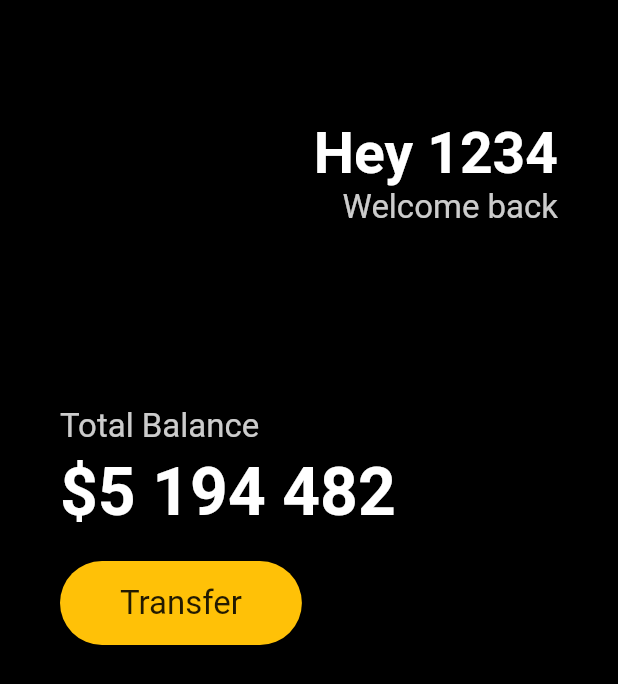
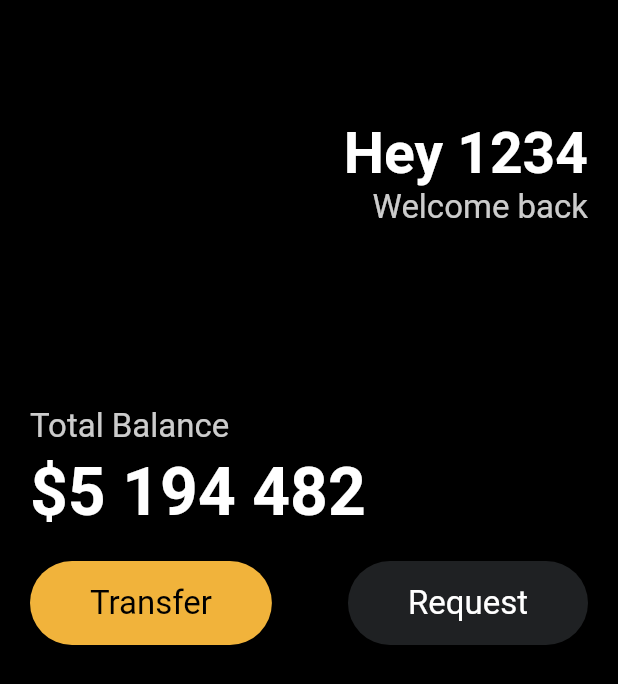
Before and after one commit to KorAidenChoi/Flutter_Project_-1, a Flutter app: the screen it shows after launch, on a phone screen of 412 x 824 dp. Shown: the top 684 px of the screen. Run offline on Flutter 3.47's test engine with Material 2 defaults, Android fonts, the phone set to English and light mode, and no system bars.

Commit message:
reusable widgets

```diff
--- a/lib/main.dart
+++ b/lib/main.dart
@@ -1,17 +1,20 @@
 import 'package:flutter/material.dart';
+import 'widgets/button.dart';
 
 void main() {
-  runApp(App());
+  runApp(const App());
 }
 
 class App extends StatelessWidget {
+  const App({super.key});
+
   @override
   Widget build(BuildContext context) {
     return MaterialApp(
         home: Scaffold(
       backgroundColor: Colors.black,
       body: Padding(
-          padding: const EdgeInsets.symmetric(horizontal: 40),
+          padding: const EdgeInsets.symmetric(horizontal: 20),
           child: Column(
             crossAxisAlignment: CrossAxisAlignment.start,
             children: [
@@ -67,22 +70,18 @@
                 height: 20,
               ),
               Row(
-                children: [
-                  Container(
-                    decoration: BoxDecoration(
-                        color: Colors.amber,
-                        borderRadius: BorderRadius.circular(45)),
-                    child: const Padding(
-                      padding:
-                          EdgeInsets.symmetric(vertical: 15, horizontal: 40),
-                      child: Text(
-                        "Transfer",
-                        style: TextStyle(
-                          fontSize: 22,
-                        ),
-                      ),
-                    ),
+                mainAxisAlignment: MainAxisAlignment.spaceBetween,
+                children: const [
+                  Button(
+                    text: "Transfer",
+                    bgColor: Color(0xFFF1B33B),
+                    textColor: Colors.black,
                   ),
+                  Button(
+                    text: "Request",
+                    bgColor: Color(0xFF1F2123),
+                    textColor: Colors.white,
+                  )
                 ],
               ),
             ],
@@ -90,41 +89,3 @@
     ));
   }
 }
-  // @override
-  // Widget build(BuildContext context) {
-  //   return MaterialApp(
-  //       home: Scaffold(
-  //     appBar: AppBar(
-  //       title: const Text(
-  //         "Shop",
-  //         style: TextStyle(fontSize: 40),
-  //       ),
-  //       backgroundColor: Colors.black,
-  //       centerTitle: true,
-  //     ),
-  //     body: Padding(
-  //       padding: const EdgeInsets.symmetric(horizontal: 40, vertical: 80),
-  //       child: Column(
-  //         children: [
-  //           Row(
-  //             children: [
-  //               Column(
-  //                 children: [
-  //                   Container(
-  //                     padding: const EdgeInsets.all(20),
-  //                     decoration: BoxDecoration(
-  //                         border: Border.all(
-  //                             color: const Color.fromARGB(255, 51, 112, 255))),
-  //                     child: const Text(
-  //                       'Mangoes',
-  //                       style: TextStyle(fontSize: 25),
-  //                     ),
-  //                   )
-  //                 ],
-  //               ),
-  //             ],
-  //           ),
-  //         ],
-  //       ),
-  //     ),
-  //   ));
--- /dev/null
+++ b/lib/widgets/button.dart
@@ -0,0 +1,31 @@
+import 'package:flutter/material.dart';
+
+class Button extends StatelessWidget {
+  final String text;
+  final Color bgColor;
+  final Color textColor;
+
+  const Button(
+      {super.key,
+      required this.text,
+      required this.bgColor,
+      required this.textColor});
+
+  @override
+  Widget build(BuildContext context) {
+    return Container(
+      decoration: BoxDecoration(
+          color: bgColor, borderRadius: BorderRadius.circular(45)),
+      child: Padding(
+        padding: const EdgeInsets.symmetric(vertical: 15, horizontal: 40),
+        child: Text(
+          text,
+          style: TextStyle(
+            fontSize: 22,
+            color: textColor,
+          ),
+        ),
+      ),
+    );
+  }
+}
```
Also changed, not shown: lib/Inkedcomputer_LI.jpg (deleted).
